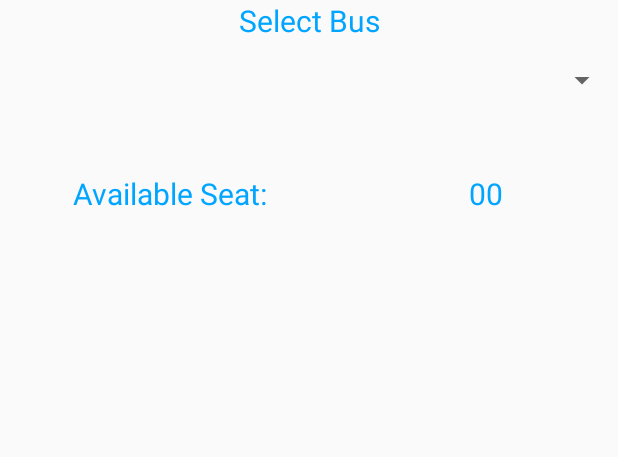
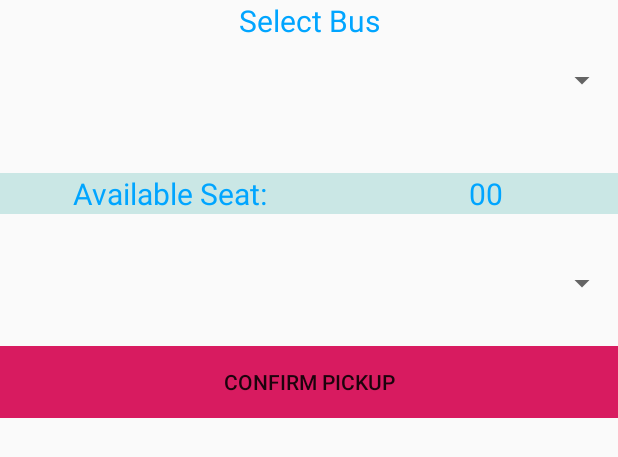
Before and after one commit to jahidkhandaker/NSUTS, an Android app: the layout layout_tonsu.xml on its own in the app's theme, with its tools: preview values and no code run, on a phone screen of 412 x 824 dp. Shown: the top 457 px of the screen. Run offline under Robolectric (Android 15) with nearby library versions, the phone set to English and light mode, and no system bars.

Commit message:
pickup added

```diff
--- a/NSUTS/app/src/main/res/layout/layout_tonsu.xml
+++ b/NSUTS/app/src/main/res/layout/layout_tonsu.xml
@@ -21,11 +21,13 @@
 
 
     <LinearLayout
+        android:id="@+id/forseat"
         android:layout_width="match_parent"
         android:layout_height="wrap_content"
         android:layout_below="@id/spinner"
         android:orientation="horizontal"
-        android:paddingTop="50dp">
+        android:background="@color/light_green"
+        android:layout_marginTop="50dp">
 
         <TextView
             android:id="@+id/text_gallery"
@@ -50,4 +52,41 @@
 
     </LinearLayout>
 
+    <LinearLayout
+        android:id="@+id/pickupSpinner"
+        android:layout_width="match_parent"
+        android:layout_height="wrap_content"
+        android:orientation="vertical"
+        android:layout_below="@id/forseat"
+        android:layout_marginTop="20dp">
+
+        <Spinner
+            android:id="@+id/pickUp"
+            android:textAlignment="center"
+            android:layout_width="match_parent"
+            android:layout_height="wrap_content"
+            android:layout_below="@+id/SelectBusView"
+            android:layout_marginTop="14dp" />
+
+
+    </LinearLayout>
+
+    <LinearLayout
+        android:layout_width="match_parent"
+        android:layout_height="wrap_content"
+        android:orientation="vertical"
+        android:layout_below="@id/pickupSpinner"
+        android:layout_marginTop="30dp">
+
+
+        <Button
+            android:id="@+id/ConfirmPickUpButton"
+            android:layout_width="match_parent"
+            android:layout_height="wrap_content"
+            android:background="@color/colorAccent"
+            android:text="Confirm PickUp" />
+    </LinearLayout>
+
+
+
 </RelativeLayout>
--- a/NSUTS/app/src/main/res/values/colors.xml
+++ b/NSUTS/app/src/main/res/values/colors.xml
@@ -11,4 +11,5 @@
 
     <!--colros for card-->
     <color name="whiteCardColor">#fff</color>
+    <color name="light_green">#CAE7E5</color>
 </resources>
```
Also changed, not shown: NSUTS/app/src/main/java/com/nsu499/nsuts/ui/gallery/GalleryFragment.java (+143 -8 lines).
